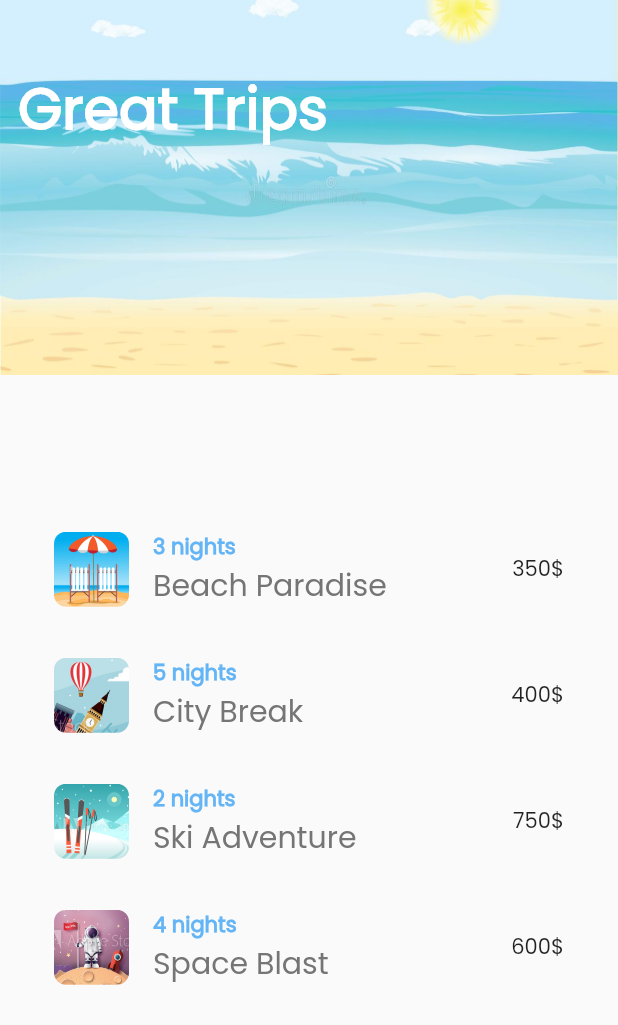
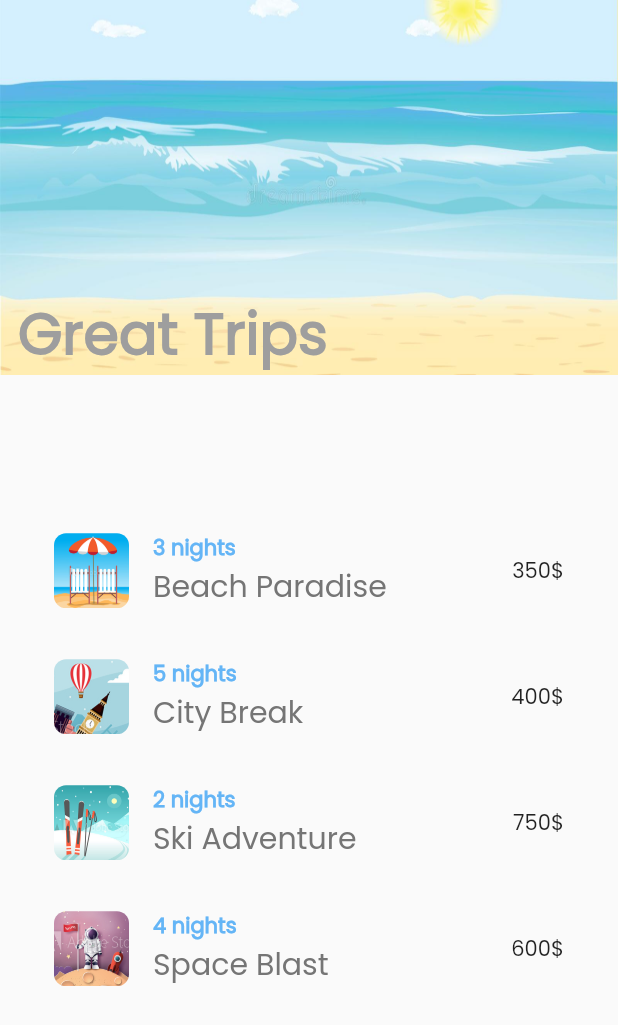
Before and after one commit to YosophAhmed/trips, a Flutter app: the HomeScreen screen opened by its route, on a phone screen of 412 x 824 dp. Shown: the top 1025 px of the screen. Run offline on Flutter 3.47's test engine with Material 2 defaults, Android fonts, the light colour scheme and no system bars.

Commit message:
Latest Commit

```diff
--- a/lib/screens/details_screen.dart
+++ b/lib/screens/details_screen.dart
@@ -19,10 +19,13 @@ class DetailsScreen extends StatelessWidget {
             children: [
               SizedBox(
                 height: 450,
-                child: Image.asset(
-                  'assets/images/${tripModel.img}',
-                  fit: BoxFit.fill,
-                  width: double.infinity,
+                child: Hero(
+                  tag: 'location-img-${tripModel.img}',
+                  child: Image.asset(
+                    'assets/images/${tripModel.img}',
+                    fit: BoxFit.fill,
+                    width: double.infinity,
+                  ),
                 ),
               ),
               Padding(
--- a/lib/trips_app.dart
+++ b/lib/trips_app.dart
@@ -19,7 +19,7 @@ class TripsApp extends StatelessWidget {
         DetailsScreen.routeName: (context) => const DetailsScreen(),
         SandBoxScreen.routeName: (context) => const SandBoxScreen(),
       },
-      initialRoute: SandBoxScreen.routeName,
+      initialRoute: HomeScreen.routeName,
     );
   }
 }
--- a/lib/widgets/app_title.dart
+++ b/lib/widgets/app_title.dart
@@ -5,17 +5,37 @@ class AppTitle extends StatelessWidget {
 
   @override
   Widget build(BuildContext context) {
-    return  const Padding(
+    return TweenAnimationBuilder(
+      duration: const Duration(
+        milliseconds: 750,
+      ),
+      tween: Tween<double>(
+        begin: 0,
+        end: 1,
+      ),
+      builder: (context, double value, Widget? child) {
+        return Opacity(
+          opacity: value,
+          child: Padding(
             padding: EdgeInsets.only(
+              top: value * 150,
+            ),
+            child: child,
+          ),
+        );
+      },
+      child: const Padding(
+        padding: EdgeInsets.only(
+          top: 44.0,
           left: 12.0,
-        top: 44,
         ),
         child: Text(
           'Great Trips',
           style: TextStyle(
             fontSize: 38,
             fontWeight: FontWeight.bold,
-          color: Colors.white,
+            color: Colors.grey,
+          ),
         ),
       ),
     );
--- a/lib/widgets/trip_item.dart
+++ b/lib/widgets/trip_item.dart
@@ -31,9 +31,12 @@ class TripItem extends StatelessWidget {
           borderRadius: BorderRadius.circular(
             8.0,
           ),
-          child: Image.asset(
-            'assets/images/${tripModel.img}',
-            height: 50,
+          child: Hero(
+            tag: 'location-img-${tripModel.img}',
+            child: Image.asset(
+              'assets/images/${tripModel.img}',
+              height: 50,
+            ),
           ),
         ),
         title: Column(
```
Lines whose indentation alone changed are shown as unchanged.
